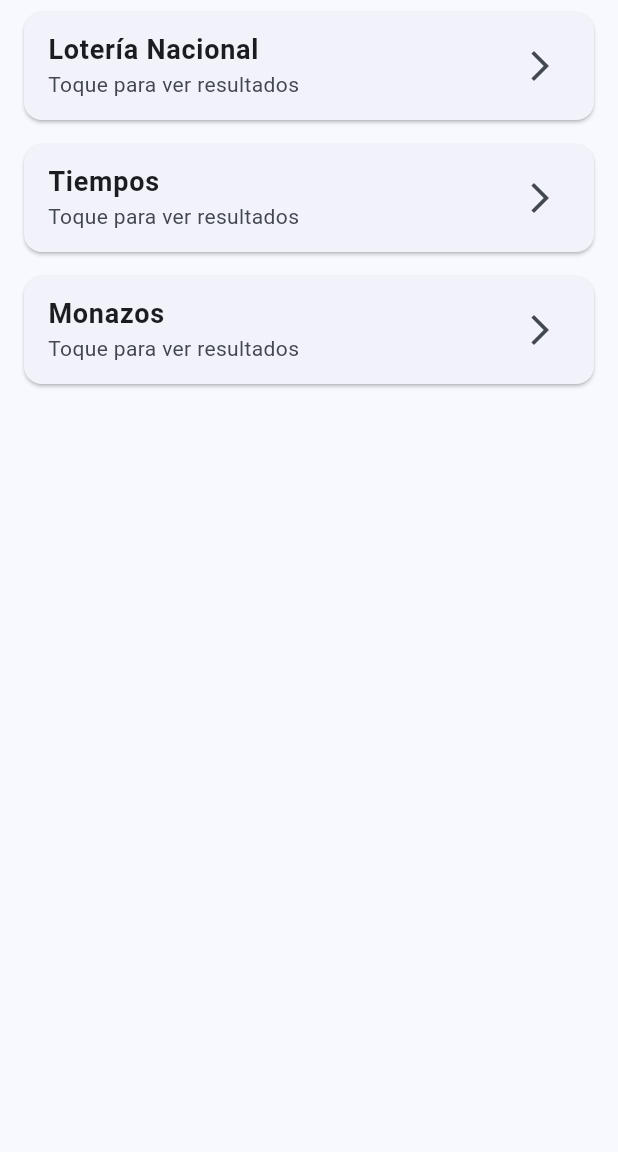
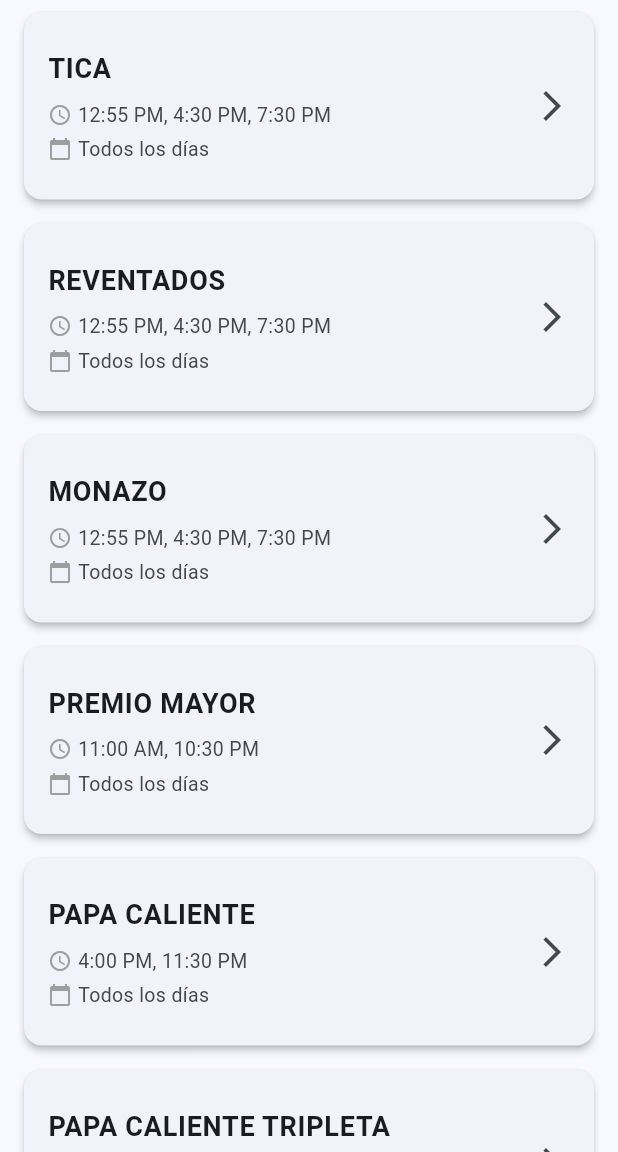
Before and after one commit to could-ai/019a578e-f8c1-79b0-9f3a-1496dabc0ab9, a Flutter app: the screen it shows after launch, after a tap on "🇨🇷", on a phone screen of 412 x 824 dp, the part 84-1236 px from its top. Run offline on Flutter 3.47's test engine with Material 3 defaults, Android fonts, the phone set to English and light mode, and no system bars.

Commit message:
Updated the Lottery model to include drawTimes (list of time strings for each draw) and daysOfWeek (list of integers representing which days the lottery operates, where 1=Monday through 7=Sunday). This allows each lottery to have multiple daily draws and specific operating days, which is essential for the multi-country lottery application.; Created a comprehensive lottery data file that contains all lotteries organized by country. This file includes all 29 lotteries you provided with their specific draw times and days of operation. The data is structured as a static class method that returns a map of country names to lists of Lottery objects. Also included a helper method getDaysOfWeekString() to convert the numeric day codes into readable Spanish day names (e.g., 'Todos los días' for daily lotteries or 'Lun, Mié, Sáb' for specific days). This centralized data structure makes it easy to update lottery information and ensures consistency across the app.; Updated CountryLotteriesPage to load real lottery data from the LotteryData class instead of using mock data. The page now displays each lottery with its name, draw times (with a clock icon), and operating days (with a calendar icon). If a country has no lotteries defined, it shows a friendly message. Each lottery card is tappable and will navigate to a LotteryDetailsPage (to be created next) where users can see draw history and results. The layout is clean and informative, showing all relevant scheduling information at a glance.; Created the LotteryDetailsPage which displays detailed information about a specific lottery including the country flag, lottery name, and draw times. This page includes a 'Historial de Sorteos' (Draw History) section that currently shows a placeholder message indicating no results are available yet. This is the foundation where draw results will be displayed once the database is connected and populated with historical data. The page has a clean, card-based layout with clear sections for lottery info and results history.

```diff
--- a/usr/lib/country_lotteries_page.dart
+++ b/usr/lib/country_lotteries_page.dart
@@ -1,6 +1,8 @@
 import "package:flutter/material.dart";
 import "models/country.dart";
 import "models/lottery.dart";
+import "data/lottery_data.dart";
+import "lottery_details_page.dart";
 
 class CountryLotteriesPage extends StatelessWidget {
   final Country country;
@@ -9,12 +11,9 @@ class CountryLotteriesPage extends StatelessWidget {
 
   @override
   Widget build(BuildContext context) {
-    // Mock data for lotteries, this will be replaced with real data later
-    final List<Lottery> lotteries = [
-      Lottery(name: "Lotería Nacional"),
-      Lottery(name: "Tiempos"),
-      Lottery(name: "Monazos"),
-    ];
+    // Get lotteries for this country from the data file
+    final Map<String, List<Lottery>> allLotteries = LotteryData.getLotteriesByCountry();
+    final List<Lottery> lotteries = allLotteries[country.name] ?? [];
 
     return Scaffold(
       appBar: AppBar(
@@ -22,18 +21,71 @@ class CountryLotteriesPage extends StatelessWidget {
         backgroundColor: Theme.of(context).colorScheme.primary,
         foregroundColor: Theme.of(context).colorScheme.onPrimary,
       ),
-      body: ListView.builder(
+      body: lotteries.isEmpty
+          ? const Center(
+              child: Text(
+                "No hay loterías disponibles para este país",
+                style: TextStyle(fontSize: 16),
+              ),
+            )
+          : ListView.builder(
               itemCount: lotteries.length,
               itemBuilder: (context, index) {
                 final lottery = lotteries[index];
                 return Card(
                   margin: const EdgeInsets.symmetric(horizontal: 16, vertical: 8),
+                  elevation: 2,
                   child: ListTile(
-              title: Text(lottery.name, style: const TextStyle(fontSize: 18, fontWeight: FontWeight.bold)),
-              subtitle: const Text("Toque para ver resultados"),
+                    contentPadding: const EdgeInsets.all(16),
+                    title: Text(
+                      lottery.name,
+                      style: const TextStyle(
+                        fontSize: 18,
+                        fontWeight: FontWeight.bold,
+                      ),
+                    ),
+                    subtitle: Column(
+                      crossAxisAlignment: CrossAxisAlignment.start,
+                      children: [
+                        const SizedBox(height: 8),
+                        Row(
+                          children: [
+                            const Icon(Icons.access_time, size: 16, color: Colors.grey),
+                            const SizedBox(width: 4),
+                            Expanded(
+                              child: Text(
+                                lottery.drawTimes.join(", "),
+                                style: const TextStyle(fontSize: 13),
+                              ),
+                            ),
+                          ],
+                        ),
+                        const SizedBox(height: 4),
+                        Row(
+                          children: [
+                            const Icon(Icons.calendar_today, size: 16, color: Colors.grey),
+                            const SizedBox(width: 4),
+                            Expanded(
+                              child: Text(
+                                LotteryData.getDaysOfWeekString(lottery.daysOfWeek),
+                                style: const TextStyle(fontSize: 13),
+                              ),
+                            ),
+                          ],
+                        ),
+                      ],
+                    ),
                     trailing: const Icon(Icons.arrow_forward_ios),
                     onTap: () {
-                // TODO: Navigate to lottery details page
+                      Navigator.push(
+                        context,
+                        MaterialPageRoute(
+                          builder: (context) => LotteryDetailsPage(
+                            lottery: lottery,
+                            country: country,
+                          ),
+                        ),
+                      );
                     },
                   ),
                 );
--- /dev/null
+++ b/usr/lib/data/lottery_data.dart
@@ -0,0 +1,220 @@
+import '../models/lottery.dart';
+
+class LotteryData {
+  static Map<String, List<Lottery>> getLotteriesByCountry() {
+    return {
+      "Costa Rica": [
+        Lottery(
+          name: "TICA",
+          drawTimes: ["12:55 PM", "4:30 PM", "7:30 PM"],
+          daysOfWeek: [1, 2, 3, 4, 5, 6, 7],
+        ),
+        Lottery(
+          name: "REVENTADOS",
+          drawTimes: ["12:55 PM", "4:30 PM", "7:30 PM"],
+          daysOfWeek: [1, 2, 3, 4, 5, 6, 7],
+        ),
+        Lottery(
+          name: "MONAZO",
+          drawTimes: ["12:55 PM", "4:30 PM", "7:30 PM"],
+          daysOfWeek: [1, 2, 3, 4, 5, 6, 7],
+        ),
+        Lottery(
+          name: "PREMIO MAYOR",
+          drawTimes: ["11:00 AM", "10:30 PM"],
+          daysOfWeek: [1, 2, 3, 4, 5, 6, 7],
+        ),
+        Lottery(
+          name: "PAPA CALIENTE",
+          drawTimes: ["4:00 PM", "11:30 PM"],
+          daysOfWeek: [1, 2, 3, 4, 5, 6, 7],
+        ),
+        Lottery(
+          name: "PAPA CALIENTE TRIPLETA",
+          drawTimes: ["4:00 PM", "11:30 PM"],
+          daysOfWeek: [1, 2, 3, 4, 5, 6, 7],
+        ),
+        Lottery(
+          name: "LOTTO",
+          drawTimes: ["7:30 PM"],
+          daysOfWeek: [1, 3, 6], // Monday, Wednesday, Saturday
+        ),
+        Lottery(
+          name: "LOTTO REVANCHA",
+          drawTimes: ["7:30 PM"],
+          daysOfWeek: [1, 3, 6], // Monday, Wednesday, Saturday
+        ),
+      ],
+      "Nicaragua": [
+        Lottery(
+          name: "LOTTO",
+          drawTimes: ["12:00 PM", "3:00 PM", "6:00 PM", "9:00 PM"],
+          daysOfWeek: [1, 2, 3, 4, 5, 6, 7],
+        ),
+        Lottery(
+          name: "FECHAS",
+          drawTimes: ["12:00 PM", "3:00 PM", "6:00 PM", "9:00 PM"],
+          daysOfWeek: [1, 2, 3, 4, 5, 6, 7],
+        ),
+        Lottery(
+          name: "MULTI X",
+          drawTimes: ["12:00 PM", "3:00 PM", "6:00 PM", "9:00 PM"],
+          daysOfWeek: [1, 2, 3, 4, 5, 6, 7],
+        ),
+        Lottery(
+          name: "JUEGA 3",
+          drawTimes: ["12:00 PM", "3:00 PM", "6:00 PM", "9:00 PM"],
+          daysOfWeek: [1, 2, 3, 4, 5, 6, 7],
+        ),
+      ],
+      "Colombia": [
+        Lottery(
+          name: "ANTIOQUEÑA",
+          drawTimes: ["9:00 AM", "3:00 PM"],
+          daysOfWeek: [1, 2, 3, 4, 5, 6, 7],
+        ),
+      ],
+      "República Dominicana": [
+        Lottery(
+          name: "ANGUILA",
+          drawTimes: [
+            "6:00 AM",
+            "7:00 AM",
+            "8:00 AM",
+            "9:00 AM",
+            "10:00 AM",
+            "11:00 AM",
+            "12:00 PM",
+            "1:00 PM",
+            "2:00 PM",
+            "3:00 PM",
+            "4:00 PM",
+            "5:00 PM",
+            "6:00 PM",
+            "7:00 PM",
+            "8:00 PM"
+          ],
+          daysOfWeek: [1, 2, 3, 4, 5, 6, 7],
+        ),
+        Lottery(
+          name: "LEIDSA",
+          drawTimes: ["7:00 PM"],
+          daysOfWeek: [1, 2, 3, 4, 5, 6, 7],
+        ),
+        Lottery(
+          name: "DOMI",
+          drawTimes: ["12:30 PM", "7:00 PM"],
+          daysOfWeek: [1, 2, 3, 4, 5, 6, 7],
+        ),
+        Lottery(
+          name: "PRIMERA",
+          drawTimes: ["10:00 AM", "6:00 PM"],
+          daysOfWeek: [1, 2, 3, 4, 5, 6, 7],
+        ),
+        Lottery(
+          name: "QUINIELON",
+          drawTimes: ["10:00 AM", "6:00 PM"],
+          daysOfWeek: [1, 2, 3, 4, 5, 6, 7],
+        ),
+        Lottery(
+          name: "LOTEKA",
+          drawTimes: ["6:00 PM"],
+          daysOfWeek: [1, 2, 3, 4, 5, 6, 7],
+        ),
+        Lottery(
+          name: "KING LOTTERY",
+          drawTimes: ["10:30 AM", "5:30 PM"],
+          daysOfWeek: [1, 2, 3, 4, 5, 6, 7],
+        ),
+        Lottery(
+          name: "LA SUERTE",
+          drawTimes: ["10:30 AM", "4:00 PM"],
+          daysOfWeek: [1, 2, 3, 4, 5, 6, 7],
+        ),
+        Lottery(
+          name: "REAL",
+          drawTimes: ["4:00 PM"],
+          daysOfWeek: [1, 2, 3, 4, 5, 6, 7],
+        ),
+        Lottery(
+          name: "LOTEDOM",
+          drawTimes: ["10:00 AM"],
+          daysOfWeek: [1, 2, 3, 4, 5, 6, 7],
+        ),
+      ],
+      "Honduras": [
+        Lottery(
+          name: "HONDUREÑA",
+          drawTimes: ["11:00 AM", "3:00 PM", "9:00 PM"],
+          daysOfWeek: [1, 2, 3, 4, 5, 6, 7],
+        ),
+        Lottery(
+          name: "JUEGA 3",
+          drawTimes: ["11:00 AM", "3:00 PM", "9:00 PM"],
+          daysOfWeek: [1, 2, 3, 4, 5, 6, 7],
+        ),
+      ],
+      "Panamá": [
+        Lottery(
+          name: "PANAMEÑA",
+          drawTimes: ["2:00 PM"],
+          daysOfWeek: [3, 7], // Wednesday and Sunday
+        ),
+      ],
+      "Florida": [
+        Lottery(
+          name: "FLORIDA",
+          drawTimes: ["11:30 AM", "7:30 PM"],
+          daysOfWeek: [1, 2, 3, 4, 5, 6, 7],
+        ),
+      ],
+      "Nueva York": [
+        Lottery(
+          name: "NEW YORK",
+          drawTimes: ["12:30 PM", "8:30 PM"],
+          daysOfWeek: [1, 2, 3, 4, 5, 6, 7],
+        ),
+      ],
+      "El Salvador": [
+        Lottery(
+          name: "SALVADOREÑA",
+          drawTimes: ["11:00 AM", "9:00 PM"],
+          daysOfWeek: [1, 2, 3, 4, 5, 6, 7],
+        ),
+      ],
+    };
+  }
+
+  static String getDaysOfWeekString(List<int> days) {
+    if (days.length == 7) {
+      return "Todos los días";
+    }
+    List<String> dayNames = [];
+    for (int day in days) {
+      switch (day) {
+        case 1:
+          dayNames.add("Lun");
+          break;
+        case 2:
+          dayNames.add("Mar");
+          break;
+        case 3:
+          dayNames.add("Mié");
+          break;
+        case 4:
+          dayNames.add("Jue");
+          break;
+        case 5:
+          dayNames.add("Vie");
+          break;
+        case 6:
+          dayNames.add("Sáb");
+          break;
+        case 7:
+          dayNames.add("Dom");
+          break;
+      }
+    }
+    return dayNames.join(", ");
+  }
+}
--- /dev/null
+++ b/usr/lib/lottery_details_page.dart
@@ -0,0 +1,140 @@
+import "package:flutter/material.dart";
+import "models/lottery.dart";
+import "models/country.dart";
+
+class LotteryDetailsPage extends StatelessWidget {
+  final Lottery lottery;
+  final Country country;
+
+  const LotteryDetailsPage({
+    super.key,
+    required this.lottery,
+    required this.country,
+  });
+
+  @override
+  Widget build(BuildContext context) {
+    // TODO: This will be populated with real draw history from the database
+    // For now, showing placeholder structure
+    return Scaffold(
+      appBar: AppBar(
+        title: Text(lottery.name),
+        backgroundColor: Theme.of(context).colorScheme.primary,
+        foregroundColor: Theme.of(context).colorScheme.onPrimary,
+      ),
+      body: Column(
+        children: [
+          // Lottery Info Card
+          Card(
+            margin: const EdgeInsets.all(16),
+            child: Padding(
+              padding: const EdgeInsets.all(16),
+              child: Column(
+                crossAxisAlignment: CrossAxisAlignment.start,
+                children: [
+                  Row(
+                    children: [
+                      Text(
+                        country.flag,
+                        style: const TextStyle(fontSize: 32),
+                      ),
+                      const SizedBox(width: 12),
+                      Expanded(
+                        child: Column(
+                          crossAxisAlignment: CrossAxisAlignment.start,
+                          children: [
+                            Text(
+                              lottery.name,
+                              style: const TextStyle(
+                                fontSize: 20,
+                                fontWeight: FontWeight.bold,
+                              ),
+                            ),
+                            Text(
+                              country.name,
+                              style: TextStyle(
+                                fontSize: 14,
+                                color: Colors.grey[600],
+                              ),
+                            ),
+                          ],
+                        ),
+                      ),
+                    ],
+                  ),
+                  const Divider(height: 24),
+                  Row(
+                    children: [
+                      const Icon(Icons.access_time, size: 18),
+                      const SizedBox(width: 8),
+                      Expanded(
+                        child: Text(
+                          "Horarios: ${lottery.drawTimes.join(', ')}",
+                          style: const TextStyle(fontSize: 14),
+                        ),
+                      ),
+                    ],
+                  ),
+                ],
+              ),
+            ),
+          ),
+          // Results History Section
+          Padding(
+            padding: const EdgeInsets.symmetric(horizontal: 16),
+            child: Row(
+              mainAxisAlignment: MainAxisAlignment.spaceBetween,
+              children: [
+                const Text(
+                  "Historial de Sorteos",
+                  style: TextStyle(
+                    fontSize: 18,
+                    fontWeight: FontWeight.bold,
+                  ),
+                ),
+                TextButton.icon(
+                  onPressed: () {
+                    // TODO: Navigate to full history page
+                  },
+                  icon: const Icon(Icons.history),
+                  label: const Text("Ver Todo"),
+                ),
+              ],
+            ),
+          ),
+          Expanded(
+            child: Center(
+              child: Column(
+                mainAxisAlignment: MainAxisAlignment.center,
+                children: [
+                  Icon(
+                    Icons.hourglass_empty,
+                    size: 64,
+                    color: Colors.grey[400],
+                  ),
+                  const SizedBox(height: 16),
+                  Text(
+                    "No hay resultados disponibles",
+                    style: TextStyle(
+                      fontSize: 16,
+                      color: Colors.grey[600],
+                    ),
+                  ),
+                  const SizedBox(height: 8),
+                  Text(
+                    "Los resultados aparecerán aquí\ncuando se actualice la base de datos",
+                    textAlign: TextAlign.center,
+                    style: TextStyle(
+                      fontSize: 14,
+                      color: Colors.grey[500],
+                    ),
+                  ),
+                ],
+              ),
+            ),
+          ),
+        ],
+      ),
+    );
+  }
+}
--- a/usr/lib/models/lottery.dart
+++ b/usr/lib/models/lottery.dart
@@ -1,5 +1,11 @@
 class Lottery {
   final String name;
+  final List<String> drawTimes;
+  final List<int> daysOfWeek; // 1=Monday, 7=Sunday
 
-  Lottery({required this.name});
+  Lottery({
+    required this.name,
+    required this.drawTimes,
+    required this.daysOfWeek,
+  });
 }
```
Lines whose indentation alone changed are shown as unchanged.
